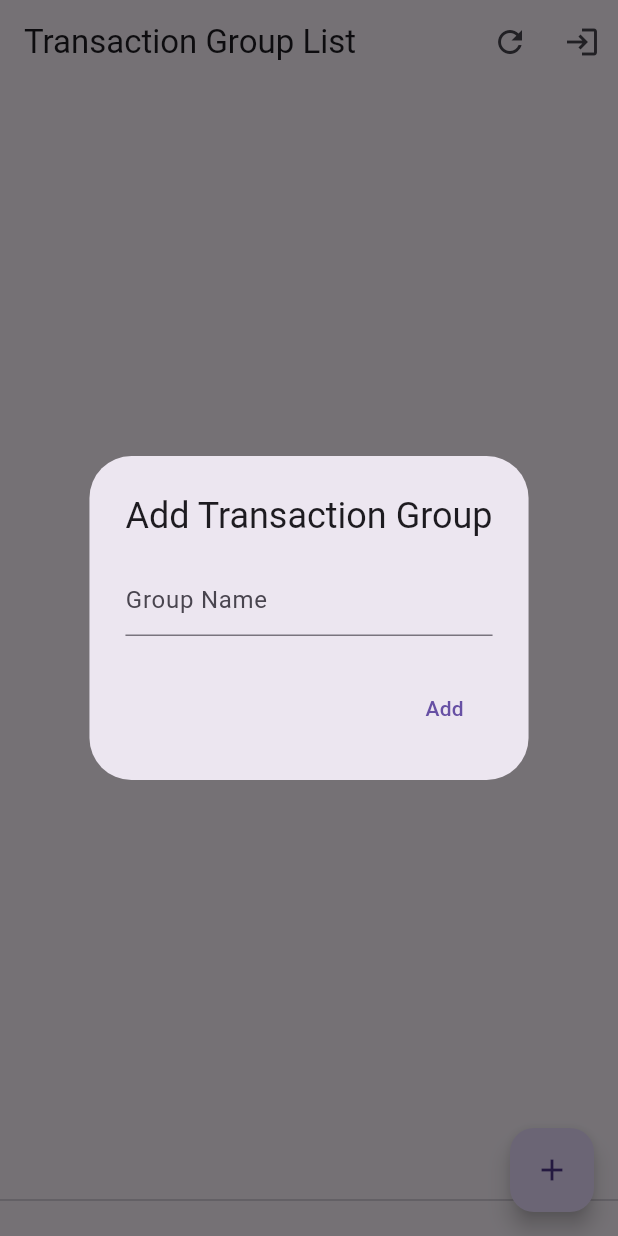
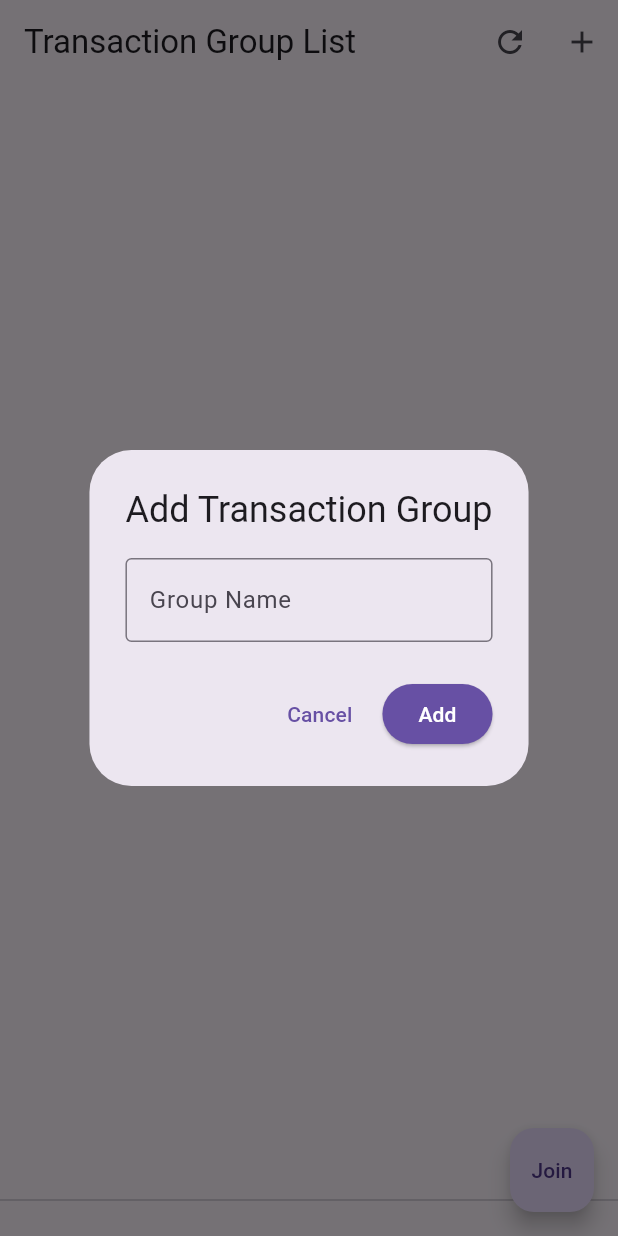
Before and after one commit to zyiology/splitter, a Flutter app: the screen it shows once a user with an empty profile is signed in, after a tap on the "add" icon, on a phone screen of 412 x 824 dp. Run offline on Flutter 3.47's test engine with Material 3 defaults, Android fonts, the phone set to English and light mode, and no system bars; our stand-ins replace cloud_firestore, cloud_functions, firebase_auth, firebase_core, google_sign_in; missing offline and left inert: dart:ffi; accounts and stored records are empty; generated files the repository leaves out were written again.

Commit message:
feat: make dialog for creating transaction groups show loading icon and close after exiting
-Refactored code for popup dialog into add_transaction_group_dialog.dart - as a StatefulWidget it can handle it's state better? otherwise ran into using BuildContext across async gap issues
- pop the context after pressing the button to make the popup close

```diff
--- /dev/null
+++ b/lib/screens/add_transaction_group_dialog.dart
@@ -0,0 +1,116 @@
+import 'package:flutter/material.dart';
+import '../providers/app_state.dart';
+import '../models/transaction_group.dart';
+import '../providers/utils.dart';
+import '../screens/transaction_group_screen.dart';
+
+class AddTransactionGroupDialog extends StatefulWidget {
+  final AppState appState;
+
+  AddTransactionGroupDialog({required this.appState});
+
+  @override
+  _AddTransactionGroupDialogState createState() => _AddTransactionGroupDialogState();
+}
+
+class _AddTransactionGroupDialogState extends State<AddTransactionGroupDialog> {
+  final TextEditingController _controller = TextEditingController();
+  bool isLoading = false;
+
+  @override
+  void dispose() {
+    _controller.dispose();
+    super.dispose();
+  }
+
+  Future<void> _addGroup() async {
+    String groupName = _controller.text.trim();
+    if (groupName.isEmpty) {
+      ScaffoldMessenger.of(context).showSnackBar(
+        SnackBar(content: Text('Group name cannot be empty.')),
+      );
+      return;
+    }
+
+    setState(() {
+      isLoading = true;
+    });
+
+    try {
+      SplitterTransactionGroup group = SplitterTransactionGroup(
+        owner: widget.appState.user!.uid,
+        sharedWith: [widget.appState.user!.uid],
+        groupName: groupName,
+        createdAt: DateTime.now(),
+        inviteToken: generateInviteToken(),
+      );
+
+      // Perform the async operation
+      SplitterTransactionGroup addedGroup = await widget.appState.addTransactionGroup(group);
+
+      // After the await, check if the widget is still mounted
+      if (!mounted) return;
+
+      // Update the current transaction group
+      widget.appState.updateCurrentTransactionGroup(addedGroup);
+
+      Navigator.of(context).pop(); // Close the dialog
+
+      // Navigate to TransactionGroupScreen
+      Navigator.push(
+        context,
+        MaterialPageRoute(builder: (context) => TransactionGroupScreen()),
+      );
+    } catch (e) {
+      if (!mounted) return;
+      setState(() {
+        isLoading = false;
+      });
+      ScaffoldMessenger.of(context).showSnackBar(
+        SnackBar(content: Text('Failed to add group: $e')),
+      );
+    }
+  }
+
+  @override
+  Widget build(BuildContext context) {
+    return AlertDialog(
+      title: Text('Add Transaction Group'),
+      content: isLoading
+          ? SizedBox(
+              height: 80,
+              child: Center(child: CircularProgressIndicator()),
+            )
+          : TextField(
+              controller: _controller,
+              decoration: InputDecoration(
+                hintText: "Group Name",
+                border: OutlineInputBorder(),
+              ),
+            ),
+      actions: [
+        TextButton(
+          onPressed: isLoading ? null : () => Navigator.of(context).pop(),
+          child: Text('Cancel'),
+        ),
+        ElevatedButton(
+          onPressed: isLoading ? null : _addGroup,
+          style: ElevatedButton.styleFrom(
+            backgroundColor: Theme.of(context).primaryColor,
+            foregroundColor: Theme.of(context).colorScheme.onPrimary,
+          ),
+          child: isLoading
+              ? SizedBox(
+                  width: 20,
+                  height: 20,
+                  child: CircularProgressIndicator(
+                    strokeWidth: 2,
+                    color: Theme.of(context).colorScheme.onPrimary,
+                  ),
+                )
+              : Text('Add'),
+        ),
+      ],
+    );
+  }
+}
--- a/lib/screens/home_screen.dart
+++ b/lib/screens/home_screen.dart
@@ -6,6 +6,7 @@ import 'package:splitter/screens/sign_in_screen.dart';
 import '../providers/app_state.dart';
 import '../screens/transaction_group_screen.dart';
 import '../providers/utils.dart';
+import '../screens/add_transaction_group_dialog.dart';
 
 class HomeScreen extends StatefulWidget {
   @override
@@ -13,6 +14,7 @@ class HomeScreen extends StatefulWidget {
 }
 
 class _HomeScreenState extends State<HomeScreen> {
+
   @override
   Widget build(BuildContext context) {
     return Consumer<AppState>(
@@ -44,10 +46,9 @@ class _HomeScreenState extends State<HomeScreen> {
                 },
               ),
               IconButton(
-                icon: Icon(Icons.login),
+                icon: Icon(Icons.add),
                 onPressed: () {
-                  // _showAddTransactionGroupDialog(context, appState);
-                  _showJoinTransactionGroupDialog(context, appState);
+                  _showAddTransactionGroupDialog(context, appState);
                 }
               )
             ],
@@ -84,9 +85,10 @@ class _HomeScreenState extends State<HomeScreen> {
           ),
           floatingActionButton: FloatingActionButton(
             onPressed: () {
-              _showAddTransactionGroupDialog(context, appState);
+              // _showAddTransactionGroupDialog(context, appState);
+              _showJoinTransactionGroupDialog(context, appState);
             },
-            child: Icon(Icons.add),
+            child: Text('Join'),
           ),
         );
       },
@@ -94,45 +96,13 @@ class _HomeScreenState extends State<HomeScreen> {
   }
 
   void _showAddTransactionGroupDialog(BuildContext context, AppState appState) {
-    final TextEditingController _controller = TextEditingController();
-
     showDialog(
       context: context,
-      builder: (context) {
-        return AlertDialog(
-          title: Text('Add Transaction Group'),
-          content: TextField(
-            controller: _controller,
-            decoration: InputDecoration(hintText: "Group Name"),
-          ),
-          actions: [
-            TextButton(
-              onPressed: () async {
-                String groupName = _controller.text.trim();
-                if (groupName.isNotEmpty) {
-                  SplitterTransactionGroup group = SplitterTransactionGroup(
-                    owner: appState.user!.uid,
-                    sharedWith: [appState.user!.uid],
-                    groupName: groupName,
-                    createdAt: DateTime.now(),
-                    inviteToken: generateInviteToken(),
-                  );
-                  // set the current transaction group, for TransactionGroupScreen to use
-                  appState.updateCurrentTransactionGroup(await appState.addTransactionGroup(group));
-                  if (!mounted) return;
-                  Navigator.push(
-                    context,
-                    MaterialPageRoute(builder: (context) => TransactionGroupScreen()),
-                  );
-                }
-              },
-              child: Text('Add'),
-            ),
-          ],
-        );
-      },
+      barrierDismissible: false, // Prevents closing the dialog by tapping outside
+      builder: (context) => AddTransactionGroupDialog(appState: appState),
     );
   }
+
 
   void _showJoinTransactionGroupDialog(BuildContext context, AppState appState) {
     final TextEditingController _controller = TextEditingController();
```
Also changed, not shown: 1 other file.
